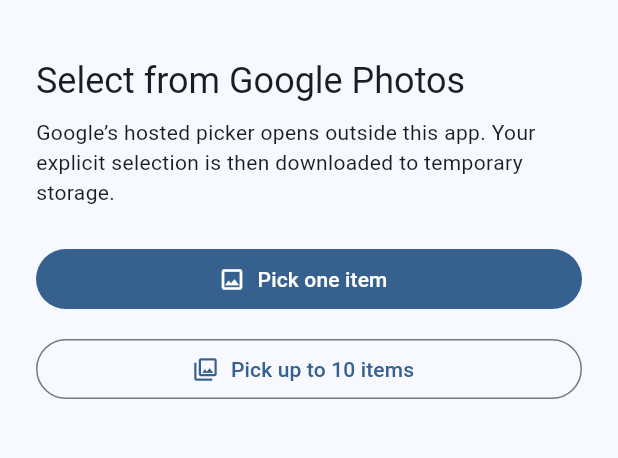
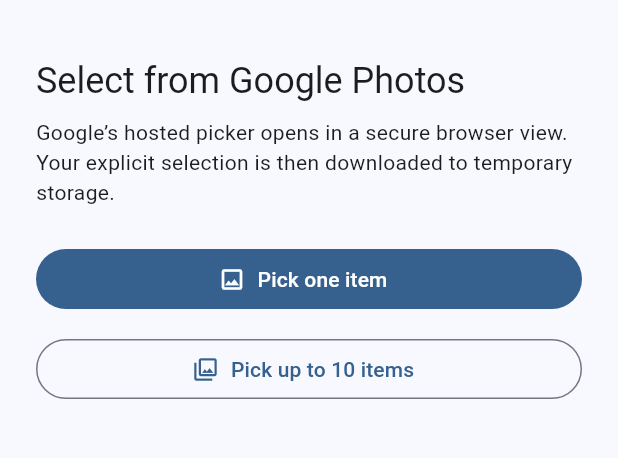
Before and after one commit to WorkWithAfridi/google_photos_picker, a Flutter app: the screen it shows after launch, on a phone screen of 412 x 824 dp, the part 63-521 px from its top. Run offline on Flutter 3.47's test engine with Material 3 defaults, Android fonts, the phone set to English and light mode, and no system bars; our stand-ins replace google_sign_in.

Commit message:
feat: open picker in secure in-app browser

```diff
--- a/example/lib/main.dart
+++ b/example/lib/main.dart
@@ -78,8 +78,8 @@ class _HomeScreenState extends State<HomeScreen> {
           ),
           const SizedBox(height: 8),
           const Text(
-            'Google’s hosted picker opens outside this app. Your explicit '
-            'selection is then downloaded to temporary storage.',
+            'Google’s hosted picker opens in a secure browser view. Your '
+            'explicit selection is then downloaded to temporary storage.',
           ),
           const SizedBox(height: 24),
           FilledButton.icon(
--- a/lib/src/google_photos_picker_screen.dart
+++ b/lib/src/google_photos_picker_screen.dart
@@ -227,7 +227,7 @@ class _GooglePhotosPickerScreenState extends State<GooglePhotosPickerScreen> {
   Future<bool> _launch(Uri uri) {
     final GooglePhotosUriLauncher? launcher = widget.uriLauncher;
     if (launcher != null) return launcher(uri);
-    return launchUrl(uri, mode: LaunchMode.externalApplication);
+    return launchUrl(uri, mode: LaunchMode.inAppBrowserView);
   }
 
   Uri _autocloseUri(Uri uri) {
```
Also changed, not shown: 1 other file.
